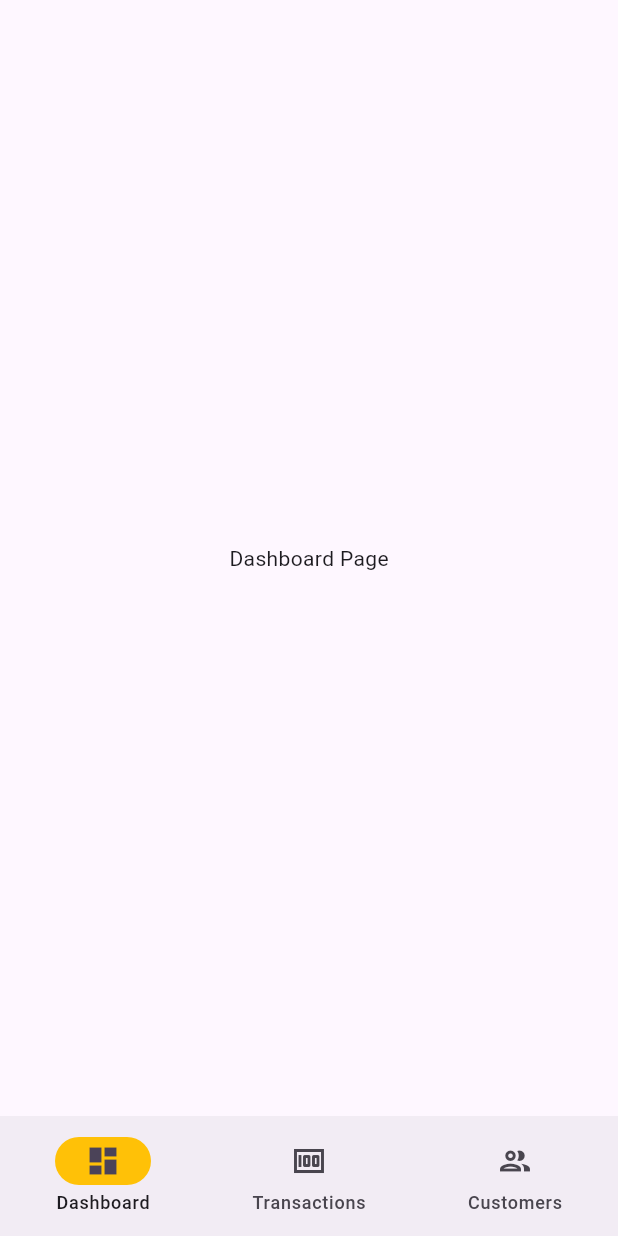
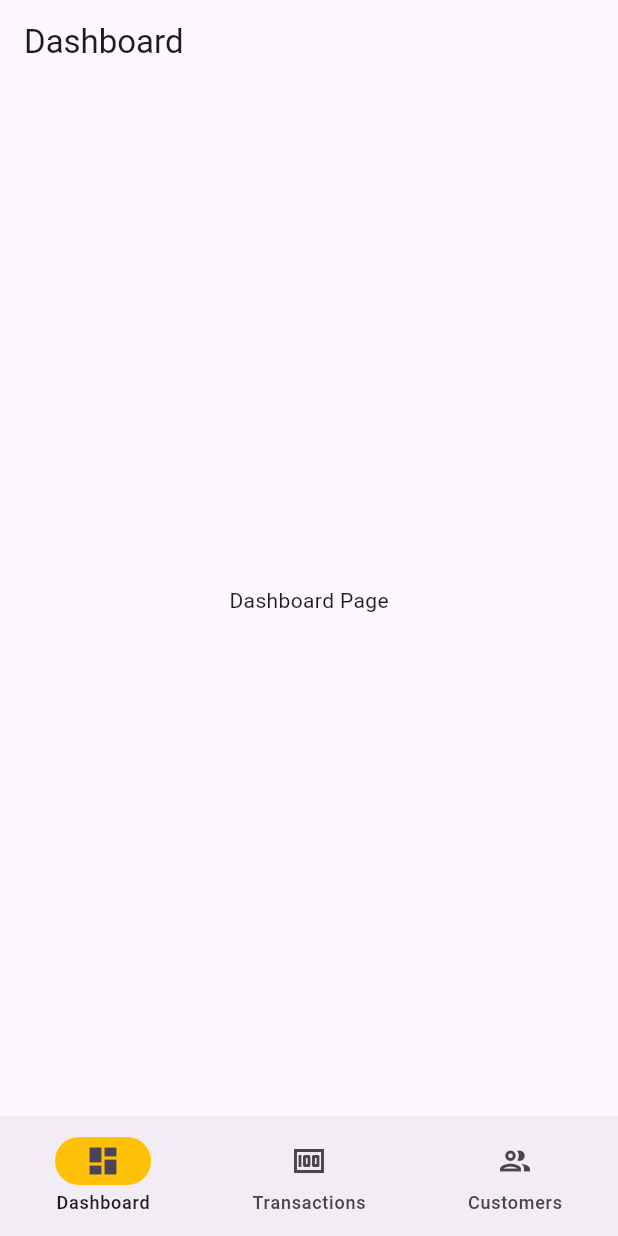
Before and after one commit to Saiuke/TabTracker, a Flutter app: the screen it shows after launch, on a phone screen of 412 x 824 dp. Run offline on Flutter 3.47's test engine with Material 3 defaults, Android fonts, the phone set to English and light mode, and no system bars.

Commit message:
Refactor navigation bar and page routing.
- Refactor the `MainBottomNavBar` widget to use a `ValueNotifier` for tracking the current page index.
- Update the `MyApp` widget to use a map of app routes instead of a list of nav items.
- Modify each page (DashboardPage, TransactionsPage, CustomersPage) to include an app bar and bottom navigation bar.
- Update the `NavigationBar` widget in the `MainBottomNavBar` to navigate between pages using route names.

```diff
--- a/lib/main.dart
+++ b/lib/main.dart
@@ -2,54 +2,48 @@ import 'package:flutter/material.dart';
 import 'package:tab_tracker/pages/customers_page.dart';
 import 'package:tab_tracker/pages/dashboard_page.dart';
 import 'package:tab_tracker/pages/transactions_page.dart';
-import 'package:tab_tracker/widgets/navigation_bar.dart';
-
-import 'models/nav_item.dart';
 
 void main() {
-  runApp(const MyApp());
+  runApp(MyApp());
 }
 
 class MyApp extends StatelessWidget {
-  const MyApp({super.key});
+  MyApp({Key? key}) : super(key: key);
 
-  // This widget is the root of your application.
+  final ValueNotifier<int> currentPageIndex = ValueNotifier<int>(0);
+
   @override
   Widget build(BuildContext context) {
-    final List<NavItem> navItems = <NavItem>[
-      NavItem(
-        appPage: const DashboardPage(),
-        menuDestination: const NavigationDestination(
-          selectedIcon: Icon(Icons.dashboard),
-          icon: Icon(Icons.dashboard_outlined),
-          label: 'Dashboard',
-        ),
-      ),
-      NavItem(
-        appPage: const TransactionsPage(),
-        menuDestination: const NavigationDestination(
-          selectedIcon: Icon(Icons.money),
-          icon: Icon(Icons.money_outlined),
-          label: 'Transactions',
-        ),
-      ),
-      NavItem(
-        appPage: const CustomersPage(),
-        menuDestination: const NavigationDestination(
-          selectedIcon: Icon(Icons.people),
-          icon: Icon(Icons.people_outlined),
-          label: 'Customers',
-        ),
-      ),
-    ];
+    final Map<String, Widget Function(BuildContext)> appRoutes = {
+      '/': (context) => DashboardPage(currentPageIndex: currentPageIndex),
+      '/transactions': (context) => TransactionsPage(currentPageIndex: currentPageIndex),
+      '/customers': (context) => CustomersPage(currentPageIndex: currentPageIndex),
+    };
 
     return MaterialApp(
       title: 'Flutter Demo',
+      debugShowCheckedModeBanner: false,
       theme: ThemeData(
         colorScheme: ColorScheme.fromSeed(seedColor: Colors.deepPurple),
         useMaterial3: true,
       ),
-      home: MainBottomNavBar(navItems: navItems),
+      initialRoute: '/',
+      onGenerateRoute: (RouteSettings settings) {
+        final WidgetBuilder? builder = appRoutes[settings.name];
+        if (builder != null) {
+          return PageRouteBuilder(
+            pageBuilder: (context, animation, secondaryAnimation) => builder(context),
+            transitionsBuilder: (context, animation, secondaryAnimation, child) {
+              return FadeTransition(
+                opacity: animation,
+                child: child,
+              );
+            },
+            settings: settings,
+          );
+        }
+        throw Exception('Invalid route: ${settings.name}');
+      },
     );
   }
 }
--- a/lib/models/nav_item.dart
+++ b/lib/models/nav_item.dart
@@ -1,8 +1,8 @@
 import 'package:flutter/material.dart';
 
 class NavItem {
-  final Widget appPage;
+  final String appRoute;
   final NavigationDestination menuDestination;
 
-  NavItem({required this.appPage, required this.menuDestination});
+  NavItem({required this.appRoute, required this.menuDestination});
 }
--- a/lib/pages/dashboard_page.dart
+++ b/lib/pages/dashboard_page.dart
@@ -1,7 +1,10 @@
 import 'package:flutter/material.dart';
+import '../widgets/navigation_bar.dart';
 
 class DashboardPage extends StatefulWidget {
-  const DashboardPage({super.key});
+  final ValueNotifier<int> currentPageIndex;
+
+  const DashboardPage({super.key, required this.currentPageIndex});
 
   @override
   State<DashboardPage> createState() => _DashboardPageState();
@@ -10,6 +13,16 @@ class DashboardPage extends StatefulWidget {
 class _DashboardPageState extends State<DashboardPage> {
   @override
   Widget build(BuildContext context) {
-    return const Center(child: Text('Dashboard Page'));
+    return Scaffold(
+      appBar: AppBar(
+        title: const Text('Dashboard'),
+        automaticallyImplyLeading: false,
+      ),
+      body: const Center(
+        child: Text('Dashboard Page'),
+      ),
+      bottomNavigationBar:
+          MainBottomNavBar(currentPageIndex: widget.currentPageIndex),
+    );
   }
 }
--- a/lib/widgets/navigation_bar.dart
+++ b/lib/widgets/navigation_bar.dart
@@ -1,44 +1,58 @@
 import 'package:flutter/material.dart';
-
 import '../models/nav_item.dart';
 
 class MainBottomNavBar extends StatefulWidget {
-  final List<NavItem> navItems;
+  final ValueNotifier<int> currentPageIndex;
 
-  const MainBottomNavBar({Key? key, required this.navItems}) : super(key: key);
+  const MainBottomNavBar({super.key, required this.currentPageIndex});
 
   @override
   State<MainBottomNavBar> createState() => _MainBottomNavBarState();
 }
 
 class _MainBottomNavBarState extends State<MainBottomNavBar> {
-  int currentPageIndex = 0;
-  final PageController _pageController = PageController();
+  final List<NavItem> navItems = <NavItem>[
+    NavItem(
+      appRoute: '/',
+      menuDestination: const NavigationDestination(
+        selectedIcon: Icon(Icons.dashboard),
+        icon: Icon(Icons.dashboard_outlined),
+        label: 'Dashboard',
+      ),
+    ),
+    NavItem(
+      appRoute: '/transactions',
+      menuDestination: const NavigationDestination(
+        selectedIcon: Icon(Icons.money),
+        icon: Icon(Icons.money_outlined),
+        label: 'Transactions',
+      ),
+    ),
+    NavItem(
+      appRoute: '/customers',
+      menuDestination: const NavigationDestination(
+        selectedIcon: Icon(Icons.people),
+        icon: Icon(Icons.people_outlined),
+        label: 'Customers',
+      ),
+    ),
+  ];
 
   @override
   Widget build(BuildContext context) {
-    return Scaffold(
-        bottomNavigationBar: NavigationBar(
+    return ValueListenableBuilder<int>(
+      valueListenable: widget.currentPageIndex,
+      builder: (context, value, child) {
+        return NavigationBar(
           onDestinationSelected: (int index) {
-            _pageController.animateToPage(
-              index,
-              duration: const Duration(milliseconds: 400),
-              curve: Curves.easeInOut,
-            );
+            widget.currentPageIndex.value = index;
+            Navigator.pushReplacementNamed(context, navItems[index].appRoute);
           },
           indicatorColor: Colors.amber,
-          selectedIndex: currentPageIndex,
-          destinations:
-              widget.navItems.map((el) => el.menuDestination).toList(),
-        ),
-        body: PageView(
-          controller: _pageController,
-          onPageChanged: (int index) {
-            setState(() {
-              currentPageIndex = index;
-            });
-          },
-          children: widget.navItems.map((el) => el.appPage).toList(),
-        ));
+          selectedIndex: value,
+          destinations: navItems.map((el) => el.menuDestination).toList(),
+        );
+      },
+    );
   }
 }
```
Also changed, not shown: lib/pages/customers_page.dart (+15 -2 lines), lib/pages/transactions_page.dart (+13 -2 lines).
